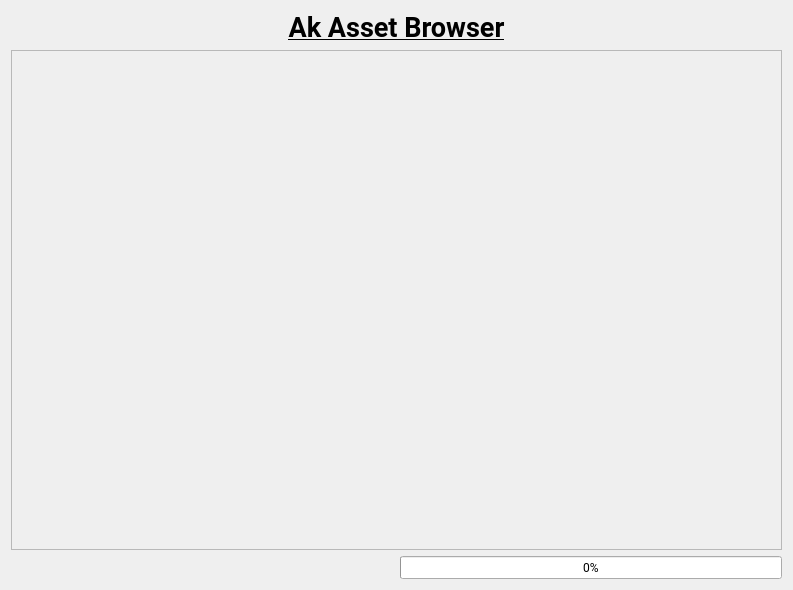
This is src/ui/mainUI.ui in Akshay25798/VFX-Asset_Browser_Houdini as Qt 5 draws it before an edit. The edited form follows.
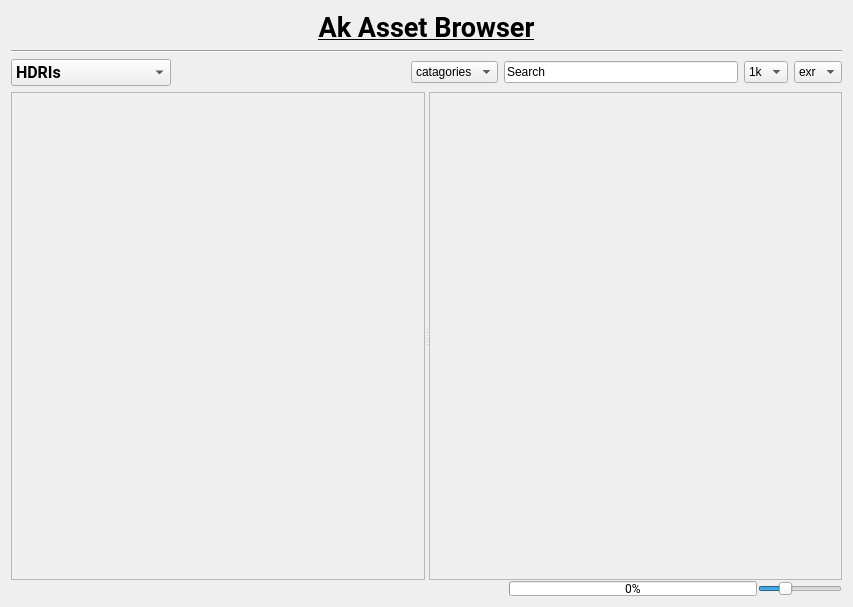
This is the edited form.

```diff
--- a/src/ui/mainUI.ui
+++ b/src/ui/mainUI.ui
@@ -6,8 +6,8 @@
    <rect>
     <x>0</x>
     <y>0</y>
-    <width>793</width>
-    <height>590</height>
+    <width>853</width>
+    <height>607</height>
    </rect>
   </property>
   <property name="windowTitle">
@@ -15,7 +15,7 @@
   </property>
   <layout class="QGridLayout" name="gridLayout">
    <item row="0" column="0">
-    <layout class="QVBoxLayout" name="verticalLayout">
+    <layout class="QVBoxLayout" name="verticalLayout_2">
      <item>
       <widget class="QLabel" name="assetBrowserName">
        <property name="font">
@@ -38,28 +38,182 @@
       </widget>
      </item>
      <item>
-      <widget class="QScrollArea" name="ContantArea">
-       <property name="widgetResizable">
-        <bool>true</bool>
+      <widget class="Line" name="line">
+       <property name="orientation">
+        <enum>Qt::Horizontal</enum>
        </property>
-       <widget class="QWidget" name="scrollAreaWidgetContents">
-        <property name="geometry">
-         <rect>
-          <x>0</x>
-          <y>0</y>
-          <width>767</width>
-          <height>486</height>
-         </rect>
+      </widget>
+     </item>
+     <item>
+      <layout class="QHBoxLayout" name="horizontalLayout_2">
+       <item>
+        <widget class="QComboBox" name="comboBox_3">
+         <property name="font">
+          <font>
+           <family>Roboto</family>
+           <pointsize>12</pointsize>
+           <weight>75</weight>
+           <bold>true</bold>
+          </font>
+         </property>
+         <item>
+          <property name="text">
+           <string>HDRIs</string>
+          </property>
+         </item>
+         <item>
+          <property name="text">
+           <string>3d Models</string>
+          </property>
+         </item>
+         <item>
+          <property name="text">
+           <string>Textures</string>
+          </property>
+         </item>
+         <item>
+          <property name="text">
+           <string>Way Of Vex &amp; Vop</string>
+          </property>
+         </item>
+         <item>
+          <property name="text">
+           <string>Nodes Snap Shot</string>
+          </property>
+         </item>
+         <item>
+          <property name="text">
+           <string>Setting</string>
+          </property>
+         </item>
+        </widget>
+       </item>
+       <item>
+        <spacer name="horizontalSpacer">
+         <property name="orientation">
+          <enum>Qt::Horizontal</enum>
+         </property>
+         <property name="sizeHint" stdset="0">
+          <size>
+           <width>40</width>
+           <height>20</height>
+          </size>
+         </property>
+        </spacer>
+       </item>
+       <item>
+        <widget class="QComboBox" name="comboBox_4">
+         <item>
+          <property name="text">
+           <string>catagories</string>
+          </property>
+         </item>
+        </widget>
+       </item>
+       <item>
+        <widget class="QLineEdit" name="lineEdit">
+         <property name="text">
+          <string>Search</string>
+         </property>
+        </widget>
+       </item>
+       <item>
+        <widget class="QComboBox" name="comboBox">
+         <item>
+          <property name="text">
+           <string>1k</string>
+          </property>
+         </item>
+         <item>
+          <property name="text">
+           <string>2k</string>
+          </property>
+         </item>
+         <item>
+          <property name="text">
+           <string>4k</string>
+          </property>
+         </item>
+        </widget>
+       </item>
+       <item>
+        <widget class="QComboBox" name="comboBox_2">
+         <item>
+          <property name="text">
+           <string>exr</string>
+          </property>
+         </item>
+         <item>
+          <property name="text">
+           <string>hdr</string>
+          </property>
+         </item>
+        </widget>
+       </item>
+      </layout>
+     </item>
+    </layout>
+   </item>
+   <item row="1" column="0">
+    <layout class="QVBoxLayout" name="verticalLayout" stretch="15,1">
+     <property name="spacing">
+      <number>1</number>
+     </property>
+     <item>
+      <widget class="QSplitter" name="scrollAreaSplitter">
+       <property name="sizePolicy">
+        <sizepolicy hsizetype="Expanding" vsizetype="Expanding">
+         <horstretch>0</horstretch>
+         <verstretch>0</verstretch>
+        </sizepolicy>
+       </property>
+       <property name="orientation">
+        <enum>Qt::Horizontal</enum>
+       </property>
+       <widget class="QScrollArea" name="ContantArea">
+        <property name="widgetResizable">
+         <bool>true</bool>
         </property>
+        <widget class="QWidget" name="scrollAreaWidgetContents">
+         <property name="geometry">
+          <rect>
+           <x>0</x>
+           <y>0</y>
+           <width>477</width>
+           <height>453</height>
+          </rect>
+         </property>
+        </widget>
        </widget>
+       <widget class="QScrollArea" name="scrollArea">
+        <property name="widgetResizable">
+         <bool>true</bool>
+        </property>
+        <widget class="QWidget" name="scrollAreaWidgetContents_3">
+         <property name="geometry">
+          <rect>
+           <x>0</x>
+           <y>0</y>
+           <width>342</width>
+           <height>453</height>
+          </rect>
+         </property>
+        </widget>
+       </widget>
       </widget>
      </item>
      <item>
-      <layout class="QHBoxLayout" name="horizontalLayout">
+      <layout class="QHBoxLayout" name="horizontalLayout" stretch="2,1,0">
+       <property name="spacing">
+        <number>1</number>
+       </property>
+       <property name="sizeConstraint">
+        <enum>QLayout::SetDefaultConstraint</enum>
+       </property>
        <item>
         <widget class="QLabel" name="statusBar">
          <property name="sizePolicy">
-          <sizepolicy hsizetype="Expanding" vsizetype="Preferred">
+          <sizepolicy hsizetype="Preferred" vsizetype="Ignored">
            <horstretch>0</horstretch>
            <verstretch>0</verstretch>
           </sizepolicy>
@@ -77,7 +231,7 @@
        <item>
         <widget class="QProgressBar" name="progressBar">
          <property name="sizePolicy">
-          <sizepolicy hsizetype="Expanding" vsizetype="Fixed">
+          <sizepolicy hsizetype="Preferred" vsizetype="Ignored">
            <horstretch>0</horstretch>
            <verstretch>0</verstretch>
           </sizepolicy>
@@ -101,6 +255,28 @@
          </property>
         </widget>
        </item>
+       <item>
+        <widget class="QSlider" name="iconSize">
+         <property name="minimum">
+          <number>50</number>
+         </property>
+         <property name="maximum">
+          <number>500</number>
+         </property>
+         <property name="singleStep">
+          <number>20</number>
+         </property>
+         <property name="value">
+          <number>180</number>
+         </property>
+         <property name="sliderPosition">
+          <number>180</number>
+         </property>
+         <property name="orientation">
+          <enum>Qt::Horizontal</enum>
+         </property>
+        </widget>
+       </item>
       </layout>
      </item>
     </layout>
```
